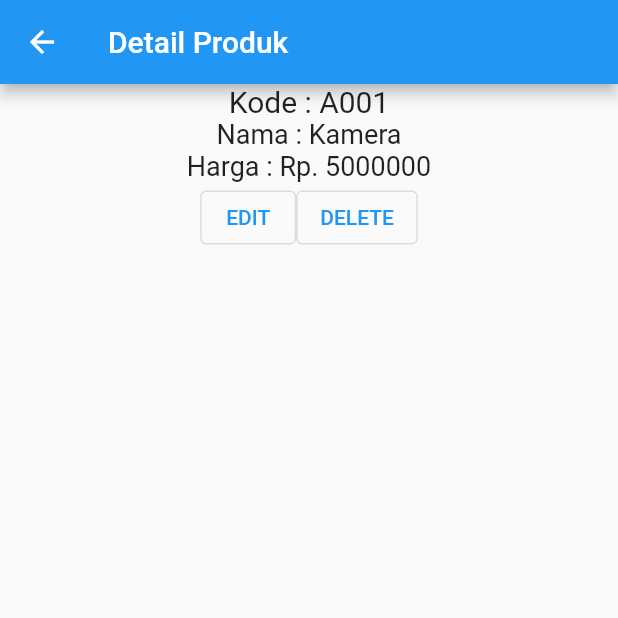
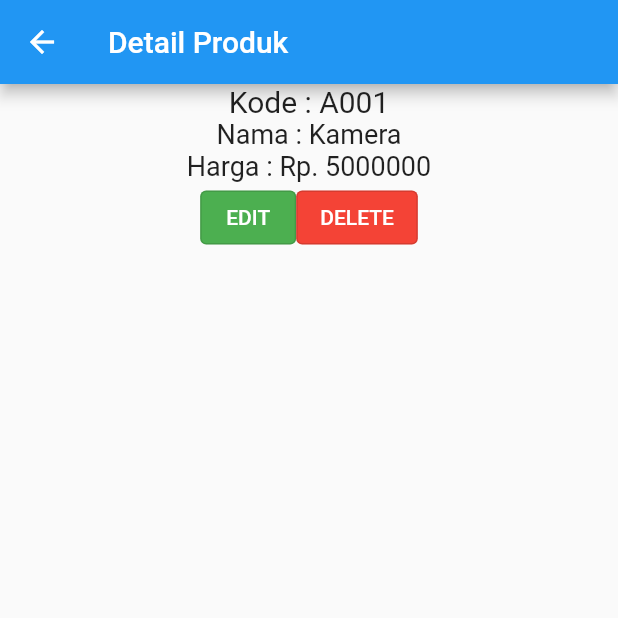
Before and after one commit to rizkythahatmaputri/tokokita, a Flutter app: the screen it shows after launch, after a tap on "Kamera", on a phone screen of 412 x 824 dp, the top half of it. Run offline on Flutter 3.47's test engine with Material 2 defaults, Android fonts, the phone set to English and light mode, and no system bars.

Commit message:
styling detail produk and edit png

```diff
--- a/lib/ui/produk_detail.dart
+++ b/lib/ui/produk_detail.dart
@@ -44,9 +44,13 @@ class _ProdukDetailState extends State<ProdukDetail> {
   return Row(
     mainAxisSize: MainAxisSize.min,
     children: [
-        //Tombol Edit
+      // Tombol Edit
       OutlinedButton(
         child: const Text("EDIT"),
+        style: ButtonStyle(
+          backgroundColor: MaterialStateProperty.all<Color>(Colors.green), // Warna hijau
+          foregroundColor: MaterialStateProperty.all<Color>(Colors.white), // Warna teks putih
+        ),
         onPressed: () {
           Navigator.push(
             context,
@@ -58,14 +62,19 @@ class _ProdukDetailState extends State<ProdukDetail> {
           );
         },
       ),
-        //Tombol Hapus
+      // Tombol Hapus
       OutlinedButton(
         child: const Text("DELETE"),
+        style: ButtonStyle(
+          backgroundColor: MaterialStateProperty.all<Color>(Colors.red), // Warna merah
+          foregroundColor: MaterialStateProperty.all<Color>(Colors.white), // Warna teks putih
+        ),
         onPressed: () => confirmHapus(),
       ),
     ],
   );
 }
+
 
   void confirmHapus() {
     AlertDialog alertDialog = AlertDialog(
```
Also changed, not shown: 1 other file. Lines whose indentation alone changed are shown as unchanged.
